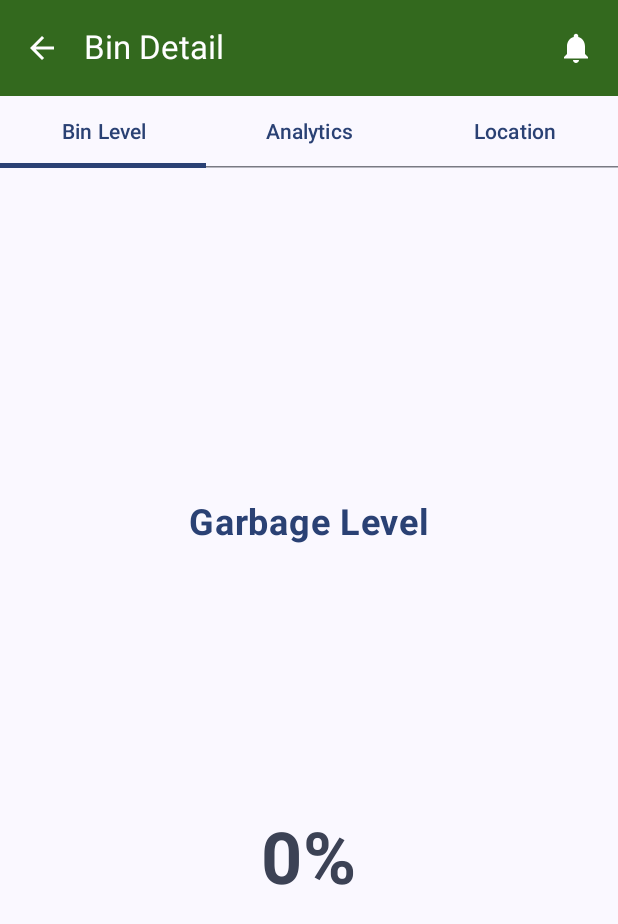
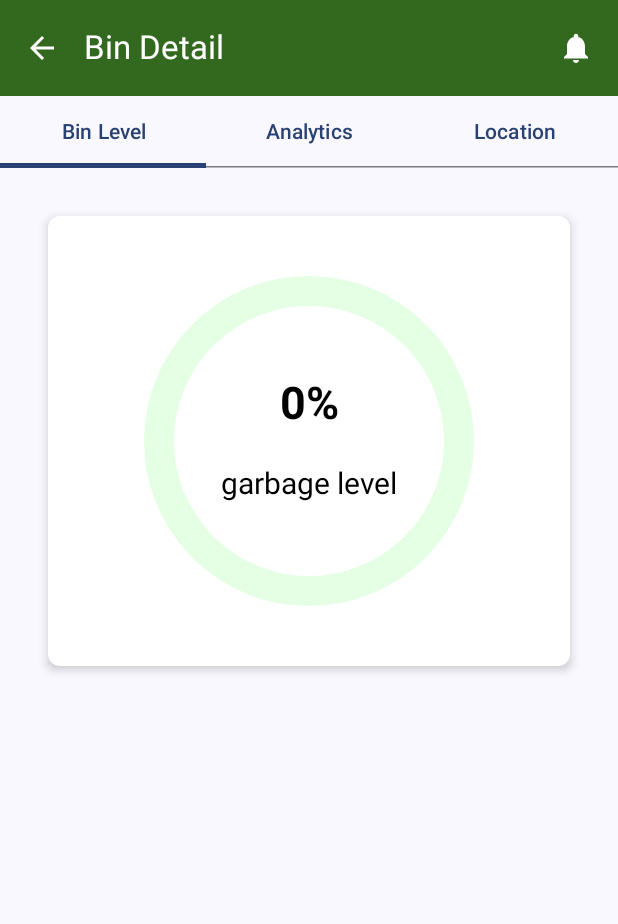
Before and after one commit to bsc-inf-10-19/WASTEMANAGEMENT-SYSTEM, an Android app built with Jetpack Compose: the composable BinDetailScreen called with empty values, on a phone screen of 412 x 824 dp. Shown: the top 924 px of the screen. Run offline under Robolectric (Android 15) with nearby library versions, the phone set to English and light mode, and no system bars; libraries missing offline, so code that uses them is left out: org.osmdroid.config, org.osmdroid.tileprovider, org.osmdroid.util, org.osmdroid.views; network calls fail; pictures from the network do not load; 1 statement that could not run was skipped.

Commit message:
Drawn a Gauge Chart for garbage level indicator

```diff
--- a/app/src/main/java/com/example/myapplicationwmsystem/Screens/BinDetailScreen.kt
+++ b/app/src/main/java/com/example/myapplicationwmsystem/Screens/BinDetailScreen.kt
@@ -1,5 +1,6 @@
 package com.example.myapplicationwmsystem.Screens
 
+import GarbageLevelScreen
 import androidx.compose.foundation.layout.Column
 import androidx.compose.material3.ExperimentalMaterial3Api
 import androidx.compose.material3.Tab
--- a/app/src/main/java/com/example/myapplicationwmsystem/Screens/GarbageLevelScreen.kt
+++ b/app/src/main/java/com/example/myapplicationwmsystem/Screens/GarbageLevelScreen.kt
@@ -1,27 +1,16 @@
-package com.example.myapplicationwmsystem.Screens
-
-import androidx.compose.foundation.layout.Arrangement
-import androidx.compose.foundation.layout.Column
-import androidx.compose.foundation.layout.Spacer
-import androidx.compose.foundation.layout.fillMaxSize
-import androidx.compose.foundation.layout.height
-import androidx.compose.foundation.layout.padding
-import androidx.compose.foundation.layout.size
-import androidx.compose.material3.CircularProgressIndicator
-import androidx.compose.material3.MaterialTheme
-import androidx.compose.material3.Text
-import androidx.compose.runtime.Composable
-import androidx.compose.runtime.LaunchedEffect
-import androidx.compose.runtime.getValue
-import androidx.compose.runtime.mutableStateOf
-import androidx.compose.runtime.remember
-import androidx.compose.runtime.rememberCoroutineScope
-import androidx.compose.runtime.setValue
+import androidx.compose.foundation.*
+import androidx.compose.foundation.layout.*
+import androidx.compose.foundation.shape.RoundedCornerShape
+import androidx.compose.material3.*
+import androidx.compose.runtime.*
 import androidx.compose.ui.Alignment
 import androidx.compose.ui.Modifier
 import androidx.compose.ui.graphics.Color
+import androidx.compose.ui.text.TextStyle
+import androidx.compose.ui.graphics.drawscope.DrawScope
+import androidx.compose.ui.graphics.drawscope.Stroke
+import androidx.compose.ui.graphics.nativeCanvas
 import androidx.compose.ui.platform.LocalContext
-import androidx.compose.ui.text.font.FontWeight
 import androidx.compose.ui.unit.dp
 import androidx.compose.ui.unit.sp
 import com.example.myapplicationwmsystem.db.DatabaseHelper
@@ -31,6 +20,146 @@ import com.example.myapplicationwmsystem.showNotification
 import kotlinx.coroutines.delay
 import kotlinx.coroutines.launch
 
+@Composable
+fun GarbageLevelScreen(progress: Float, garbageLevel: Int) {
+    val progressBarColor = when {
+        garbageLevel > 70 -> Color.Red
+        garbageLevel in 0..45 -> Color.Green
+        else -> Color(0xFFFFA500)
+    }
+
+    Box(
+        contentAlignment = Alignment.Center,
+        modifier = Modifier
+            .size(350.dp)
+            .border(1.dp, Color.White, RoundedCornerShape(8.dp))
+            .padding(16.dp)
+    ) {
+        Canvas(modifier = Modifier.size(200.dp)) {
+            drawGauge(progress, progressBarColor)
+
+
+            val valueTextSize = 30.sp.toPx()
+            val labelTextSize = 20.sp.toPx()
+
+            val valueTextPaint = android.graphics.Paint().apply {
+                color = android.graphics.Color.BLACK
+                textSize = valueTextSize
+                textAlign = android.graphics.Paint.Align.CENTER
+                typeface = android.graphics.Typeface.create(android.graphics.Typeface.DEFAULT, android.graphics.Typeface.BOLD)
+            }
+
+
+            val labelTextPaint = android.graphics.Paint().apply {
+                color = android.graphics.Color.BLACK
+                textSize = labelTextSize
+                textAlign = android.graphics.Paint.Align.CENTER
+                typeface = android.graphics.Typeface.create(android.graphics.Typeface.DEFAULT, android.graphics.Typeface.NORMAL)
+            }
+
+            val garbageLevelText = "$garbageLevel%"
+            val labelText = "garbage level"
+
+
+            val totalHeight = size.height
+            val valueTextOffset = valueTextSize / 2
+
+            drawContext.canvas.nativeCanvas.drawText(
+                garbageLevelText,
+                size.width / 2,
+                totalHeight / 2 - valueTextOffset,
+                valueTextPaint
+            )
+
+            drawContext.canvas.nativeCanvas.drawText(
+                labelText,
+                size.width / 2,
+                totalHeight / 2 + valueTextOffset + labelTextSize,
+                labelTextPaint
+            )
+        }
+    }
+}
+
+private fun DrawScope.drawGauge(progress: Float, color: Color) {
+    val strokeWidth = 20.dp.toPx()
+    val size = size.minDimension
+    val radius = size / 2
+    val startAngle = -90f
+    val sweepAngle = 360f * progress
+    val backgroundColor = color.copy(alpha = 0.1f)
+
+    drawArc(
+        color = backgroundColor,
+        startAngle = startAngle,
+        sweepAngle = 360f,
+        useCenter = false,
+        size = androidx.compose.ui.geometry.Size(radius * 2, radius * 2),
+        style = Stroke(strokeWidth)
+    )
+
+    drawArc(
+        color = color,
+        startAngle = startAngle,
+        sweepAngle = sweepAngle,
+        useCenter = false,
+        size = androidx.compose.ui.geometry.Size(radius * 2, radius * 2),
+        style = Stroke(strokeWidth)
+    )
+}
+
+@Composable
+fun DashboardCard(garbageLevel: Int) {
+    Card(
+        elevation = CardDefaults.elevatedCardElevation(4.dp),
+        shape = RoundedCornerShape(8.dp),
+        colors = CardDefaults.cardColors(containerColor = Color(0xFFFFFFFF)),
+        modifier = Modifier
+            .padding(16.dp)
+            .fillMaxWidth()
+            .height(300.dp)
+    ) {
+        Column(
+            modifier = Modifier
+                .padding(16.dp)
+                .fillMaxSize()
+        ) {
+            GarbageLevelScreen(progress = garbageLevel / 100f, garbageLevel = garbageLevel)
+            Spacer(modifier = Modifier.height(16.dp))
+            LegendSection()
+        }
+    }
+}
+
+@Composable
+fun LegendSection() {
+    Column(
+        modifier = Modifier
+            .padding(16.dp)
+            .fillMaxWidth()
+    ) {
+        LegendItem(Color.Red, "High Garbage Level")
+        LegendItem(Color(0xFFFFA500), "Moderate Garbage Level")
+        LegendItem(Color.Green, "Low Garbage Level")
+    }
+}
+
+@Composable
+fun LegendItem(color: Color, description: String) {
+    Row(
+        verticalAlignment = Alignment.CenterVertically,
+        modifier = Modifier
+            .padding(vertical = 4.dp)
+    ) {
+        Box(
+            modifier = Modifier
+                .size(24.dp)
+                .background(color, RoundedCornerShape(4.dp))
+        )
+        Spacer(modifier = Modifier.width(8.dp))
+        Text(text = description, style = TextStyle(fontSize = 16.sp))
+    }
+}
 @Composable
 fun GarbageLevelScreen(binId: String) {
     var garbageLevel by remember { mutableStateOf(0) }
@@ -47,7 +176,7 @@ fun GarbageLevelScreen(binId: String) {
 
                     saveGarbageLevelToDatabase(databaseHelper, binId, fetchedGarbageLevel, timestamp)
 
-                    garbageLevel = fetchedGarbageLevel // Update the garbage level state
+                    garbageLevel = fetchedGarbageLevel
 
                     if (fetchedGarbageLevel > 80) {
                         showNotification(context, fetchedGarbageLevel)
@@ -55,45 +184,19 @@ fun GarbageLevelScreen(binId: String) {
                 } catch (e: Exception) {
                     e.printStackTrace()
                 }
-                delay(3000) // Fetch every 3 seconds
+                delay(3000)
             }
         }
-    }
-
-
-    val progressBarColor = when {
-        garbageLevel > 70 -> Color.Red
-        garbageLevel in 0..45 -> Color.Green
-        else -> Color(0xFFFFA500)
     }
 
     Column(
         modifier = Modifier
             .fillMaxSize()
             .padding(16.dp),
-        verticalArrangement = Arrangement.Center,
+        verticalArrangement = Arrangement.Top,
         horizontalAlignment = Alignment.CenterHorizontally
     ) {
-        Text(
-            text = "Garbage Level",
-            fontSize = 24.sp,
-            fontWeight = FontWeight.Bold,
-            color = MaterialTheme.colorScheme.primary
-        )
-        Spacer(modifier = Modifier.height(16.dp))
-        CircularProgressIndicator(
-            progress = garbageLevel / 100f,
-            modifier = Modifier.size(150.dp),
-            color = progressBarColor,
-            strokeWidth = 12.dp
-        )
-        Spacer(modifier = Modifier.height(16.dp))
-        Text(
-            text = "$garbageLevel%",
-            fontSize = 48.sp,
-            fontWeight = FontWeight.Bold,
-            color = MaterialTheme.colorScheme.secondary
-        )
+        DashboardCard(garbageLevel = garbageLevel)
     }
 }
 
```
